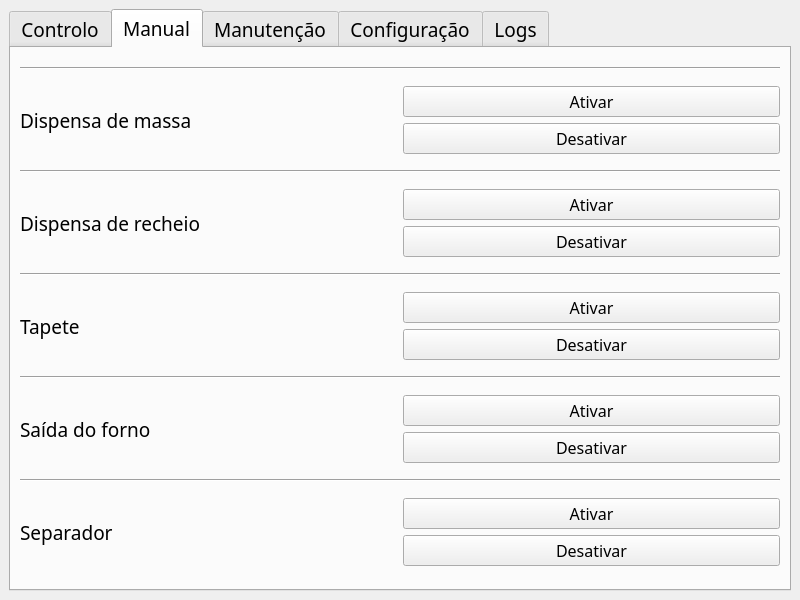
Above: ui_files/MainWindow.ui from noliveira9822/cookie_maker before the change. Below: the same form after it.
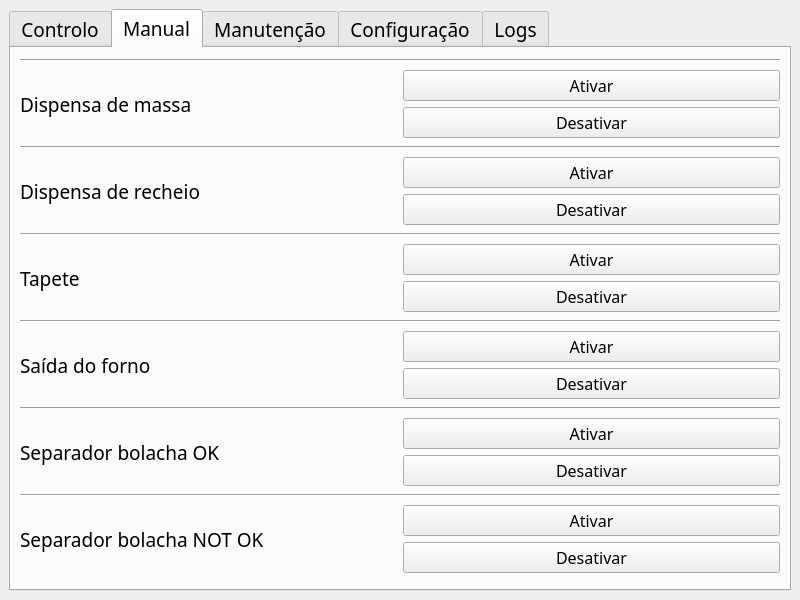
That is the form after the change. The open tabs and pages were chosen to show the change. Icons and pictures are not drawn.

Commit message: cookie not ok functions erros leitura hostlink corrigidos

What changed in the file:
```diff
--- a/ui_files/MainWindow.ui
+++ b/ui_files/MainWindow.ui
@@ -326,7 +326,7 @@
        <attribute name="title">
         <string>Manual</string>
        </attribute>
-       <layout class="QVBoxLayout" name="verticalLayout_17">
+       <layout class="QVBoxLayout" name="verticalLayout_21">
         <item>
          <widget class="Line" name="line_5">
           <property name="orientation">
@@ -531,7 +531,7 @@
           <item>
            <widget class="QLabel" name="label_5">
             <property name="text">
-             <string>Separador</string>
+             <string>Separador bolacha OK</string>
             </property>
            </widget>
           </item>
@@ -551,7 +551,55 @@
              </widget>
             </item>
             <item>
-             <widget class="QPushButton" name="btn_desativar_separador">
+             <widget class="QPushButton" name="btn_desativar_separador_OK">
+              <property name="font">
+               <font>
+                <family>Rockwell</family>
+                <pointsize>12</pointsize>
+               </font>
+              </property>
+              <property name="text">
+               <string>Desativar</string>
+              </property>
+             </widget>
+            </item>
+           </layout>
+          </item>
+         </layout>
+        </item>
+        <item>
+         <widget class="Line" name="line_9">
+          <property name="orientation">
+           <enum>Qt::Horizontal</enum>
+          </property>
+         </widget>
+        </item>
+        <item>
+         <layout class="QHBoxLayout" name="horizontalLayout_24">
+          <item>
+           <widget class="QLabel" name="label_21">
+            <property name="text">
+             <string>Separador bolacha NOT OK</string>
+            </property>
+           </widget>
+          </item>
+          <item>
+           <layout class="QVBoxLayout" name="verticalLayout_17">
+            <item>
+             <widget class="QPushButton" name="btn_ativar_separador_NOK">
+              <property name="font">
+               <font>
+                <family>Rockwell</family>
+                <pointsize>12</pointsize>
+               </font>
+              </property>
+              <property name="text">
+               <string>Ativar</string>
+              </property>
+             </widget>
+            </item>
+            <item>
+             <widget class="QPushButton" name="btn_desativar_separador_NOK">
               <property name="font">
                <font>
                 <family>Rockwell</family>
```
Left out of the diff: 4 changed lines with no effect on the pictures. The commit also changes 2 other files.
